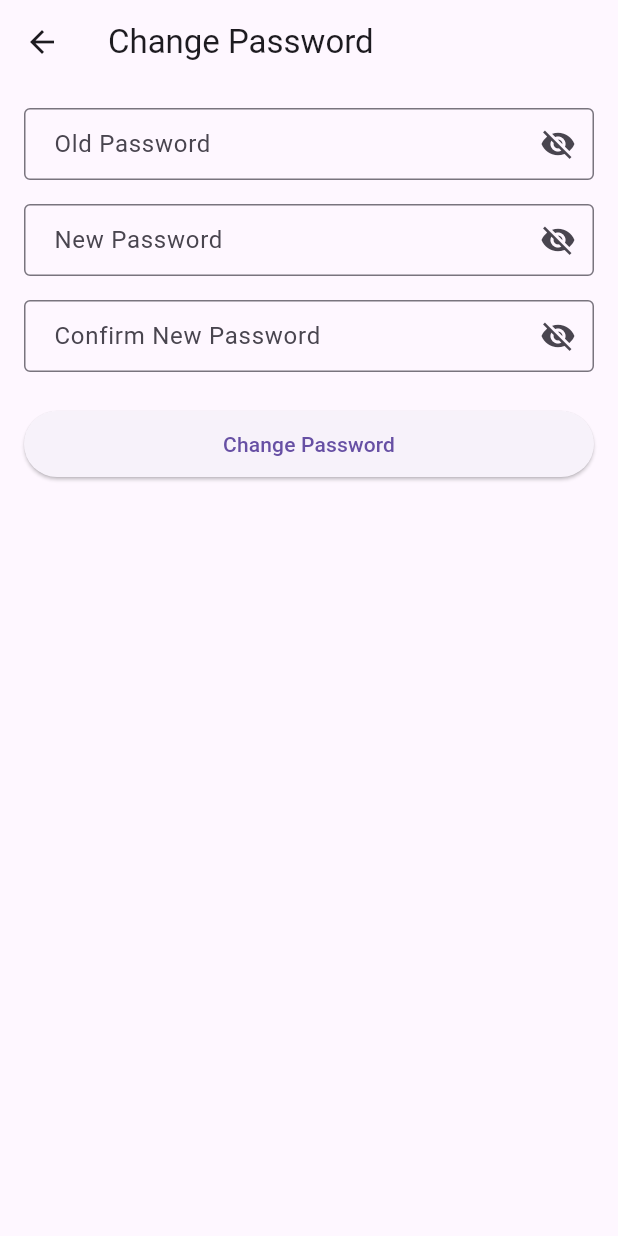
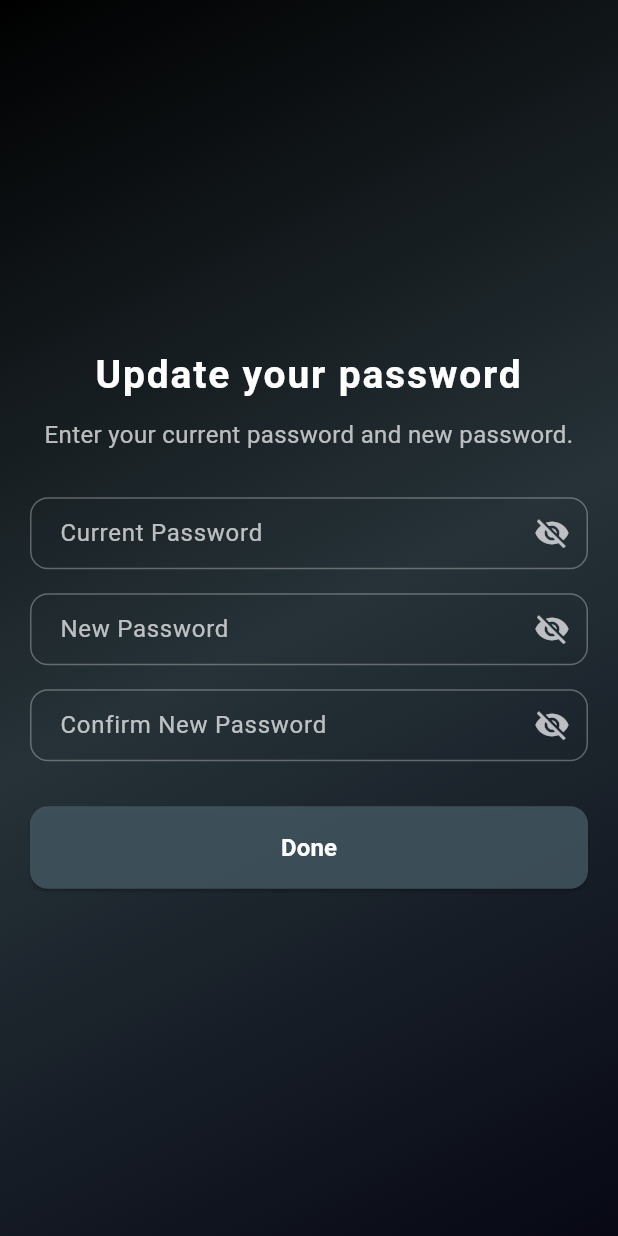
Before and after one commit to surti495/flutter1, a Flutter app: the ChangePasswordPage screen opened directly, on a phone screen of 412 x 824 dp. Run offline on Flutter 3.47's test engine with Material 3 defaults, Android fonts, the phone set to English and light mode, and no system bars; our stand-ins replace firebase_core, firebase_messaging, flutter_local_notifications, flutter_secure_storage, image_picker, permission_handler and 1 more; missing offline and left inert: agora_rtc_engine; accounts and stored records are empty.

Commit message:
UI canges

```diff
--- a/lib/screens/change_password_page.dart
+++ b/lib/screens/change_password_page.dart
@@ -1,5 +1,6 @@
 import 'package:flutter/material.dart';
 import 'dart:convert';
+import 'dart:ui';
 import '../services/api_service.dart';
 import '../services/auth_service.dart';
 
@@ -22,113 +23,165 @@ class _ChangePasswordPageState extends State<ChangePasswordPage> {
   @override
   Widget build(BuildContext context) {
     return Scaffold(
-      appBar: AppBar(
-        title: Text('Change Password'),
+      body: Container(
+        decoration: BoxDecoration(
+          gradient: LinearGradient(
+            begin: Alignment.topLeft,
+            end: Alignment.bottomRight,
+            colors: [
+              Colors.black,
+              Colors.blueGrey.shade900,
+              const Color.fromARGB(255, 7, 8, 20),
+            ],
           ),
-      body: SingleChildScrollView(
-        padding: const EdgeInsets.all(16.0),
+        ),
+        child: SafeArea(
+          child: Center(
+            child: SingleChildScrollView(
+              padding: const EdgeInsets.all(20.0),
               child: Form(
                 key: _formKey,
                 child: Column(
                   crossAxisAlignment: CrossAxisAlignment.stretch,
                   children: [
-              TextFormField(
+                    Text(
+                      "Update your password",
+                      textAlign: TextAlign.center,
+                      style: TextStyle(
+                        color: Colors.white,
+                        fontSize: 26,
+                        fontWeight: FontWeight.w600,
+                        letterSpacing: 1.2,
+                      ),
+                    ),
+                    SizedBox(height: 10), // Adjust spacing
+                    Text(
+                      "Enter your current password and new password.",
+                      textAlign: TextAlign.center,
+                      style: TextStyle(
+                        color: Colors.white.withOpacity(0.7), // Subtle contrast
+                        fontSize: 16,
+                        fontWeight: FontWeight.w400,
+                      ),
+                    ),
+                    SizedBox(height: 30),
+                    _buildGlassTextField(
                       controller: _oldPasswordController,
                       obscureText: _obscureOldPassword,
-                decoration: InputDecoration(
-                  labelText: 'Old Password',
-                  suffixIcon: IconButton(
-                    icon: Icon(
-                      _obscureOldPassword
-                          ? Icons.visibility_off
-                          : Icons.visibility,
-                    ),
-                    onPressed: () {
+                      labelText: 'Current Password',
+                      onToggleVisibility: () {
                         setState(() {
                           _obscureOldPassword = !_obscureOldPassword;
                         });
                       },
                     ),
-                ),
-                validator: (value) {
-                  if (value == null || value.isEmpty) {
-                    return 'Please enter your old password';
-                  }
-                  return null;
-                },
-              ),
                     SizedBox(height: 16),
-              TextFormField(
+                    _buildGlassTextField(
                       controller: _newPasswordController,
                       obscureText: _obscureNewPassword,
-                decoration: InputDecoration(
                       labelText: 'New Password',
-                  suffixIcon: IconButton(
-                    icon: Icon(
-                      _obscureNewPassword
-                          ? Icons.visibility_off
-                          : Icons.visibility,
-                    ),
-                    onPressed: () {
+                      onToggleVisibility: () {
                         setState(() {
                           _obscureNewPassword = !_obscureNewPassword;
                         });
                       },
                     ),
-                ),
-                validator: (value) {
-                  if (value == null || value.isEmpty) {
-                    return 'Please enter a new password';
-                  }
-                  if (value.length < 8) {
-                    return 'Password must be at least 8 characters long';
-                  }
-                  return null;
-                },
-              ),
                     SizedBox(height: 16),
-              TextFormField(
+                    _buildGlassTextField(
                       controller: _confirmNewPasswordController,
                       obscureText: _obscureConfirmPassword,
-                decoration: InputDecoration(
                       labelText: 'Confirm New Password',
-                  suffixIcon: IconButton(
-                    icon: Icon(
-                      _obscureConfirmPassword
-                          ? Icons.visibility_off
-                          : Icons.visibility,
-                    ),
-                    onPressed: () {
+                      onToggleVisibility: () {
                         setState(() {
                           _obscureConfirmPassword = !_obscureConfirmPassword;
                         });
                       },
                     ),
+                    SizedBox(height: 30),
+                    _isLoading
+                        ? Center(
+                            child:
+                                CircularProgressIndicator(color: Colors.white))
+                        : _buildGlassButton(
+                            onPressed: _changePassword,
+                            child: Text(
+                              'Done',
+                              style: TextStyle(
+                                color: Colors.white,
+                                fontSize: 16,
+                                fontWeight: FontWeight.w600,
                               ),
-                validator: (value) {
-                  if (value == null || value.isEmpty) {
-                    return 'Please confirm your new password';
-                  }
-                  if (value != _newPasswordController.text) {
-                    return 'Passwords do not match';
-                  }
-                  return null;
-                },
-              ),
-              SizedBox(height: 24),
-              _isLoading
-                  ? Center(child: CircularProgressIndicator())
-                  : ElevatedButton(
-                      onPressed: _changePassword,
-                      child: Padding(
-                        padding: EdgeInsets.symmetric(vertical: 12),
-                        child: Text('Change Password'),
                             ),
                           ),
                   ],
                 ),
               ),
             ),
+          ),
+        ),
+      ),
+    );
+  }
+
+  Widget _buildGlassTextField({
+    required TextEditingController controller,
+    required bool obscureText,
+    required String labelText,
+    required VoidCallback onToggleVisibility,
+  }) {
+    return TextFormField(
+      controller: controller,
+      obscureText: obscureText,
+      style: TextStyle(color: Colors.white),
+      decoration: InputDecoration(
+        labelText: labelText,
+        labelStyle: TextStyle(color: Colors.white.withOpacity(0.7)),
+        suffixIcon: IconButton(
+          icon: Icon(
+            obscureText ? Icons.visibility_off : Icons.visibility,
+            color: Colors.white.withOpacity(0.7),
+          ),
+          onPressed: onToggleVisibility,
+        ),
+        enabledBorder: OutlineInputBorder(
+          borderRadius: BorderRadius.circular(12),
+          borderSide: BorderSide(color: Colors.white.withOpacity(0.3)),
+        ),
+        focusedBorder: OutlineInputBorder(
+          borderRadius: BorderRadius.circular(12),
+          borderSide: BorderSide(color: Colors.blue.shade200),
+        ),
+      ),
+      validator: (value) {
+        if (value == null || value.isEmpty) {
+          return 'This field is required';
+        }
+        if (labelText == 'New Password' && value.length < 8) {
+          return 'Password must be at least 8 characters';
+        }
+        if (labelText == 'Confirm New Password' &&
+            value != _newPasswordController.text) {
+          return 'Passwords do not match';
+        }
+        return null;
+      },
+    );
+  }
+
+  Widget _buildGlassButton({
+    required VoidCallback onPressed,
+    required Widget child,
+  }) {
+    return ElevatedButton(
+      style: ElevatedButton.styleFrom(
+        backgroundColor: Colors.blueGrey.shade700.withOpacity(0.8),
+        shape: RoundedRectangleBorder(
+          borderRadius: BorderRadius.circular(12),
+        ),
+        padding: EdgeInsets.symmetric(vertical: 16),
+      ),
+      onPressed: onPressed,
+      child: child,
     );
   }
 
@@ -155,26 +208,11 @@ class _ChangePasswordPageState extends State<ChangePasswordPage> {
         ScaffoldMessenger.of(context).showSnackBar(
           SnackBar(
               content: Text('Password changed successfully'),
-            backgroundColor: Colors.green,
-          ),
+              backgroundColor: Colors.green),
         );
         Navigator.pop(context);
       } else {
-        String errorMessage = 'Failed to change password';
-
-        if (responseData is Map) {
-          if (responseData.containsKey('old_password')) {
-            errorMessage = responseData['old_password'][0];
-          } else if (responseData.containsKey('password')) {
-            errorMessage = responseData['password'][0];
-          } else if (responseData.containsKey('detail')) {
-            errorMessage = responseData['detail'];
-          } else if (responseData.containsKey('error')) {
-            errorMessage = responseData['error'];
-          }
-        }
-
-        throw Exception(errorMessage);
+        throw Exception(responseData['error'] ?? 'Failed to change password');
       }
     } catch (error) {
       if (!mounted) return;
@@ -182,13 +220,10 @@ class _ChangePasswordPageState extends State<ChangePasswordPage> {
       ScaffoldMessenger.of(context).showSnackBar(
         SnackBar(
             content: Text(error.toString().replaceAll('Exception: ', '')),
-          backgroundColor: Colors.red,
-        ),
+            backgroundColor: Colors.red),
       );
     } finally {
-      if (mounted) {
-        setState(() => _isLoading = false);
-      }
+      if (mounted) setState(() => _isLoading = false);
     }
   }
 
--- a/lib/screens/home_page.dart
+++ b/lib/screens/home_page.dart
@@ -112,7 +112,7 @@ class HomePage extends StatelessWidget {
                 colors: [
                   Colors.black,
                   Colors.blueGrey.shade900,
-                  Colors.indigo.shade900,
+                  const Color.fromARGB(255, 4, 6, 38),
                 ],
               ),
             ),
--- a/lib/screens/login_page.dart
+++ b/lib/screens/login_page.dart
@@ -92,7 +92,7 @@ class _LoginPageState extends State<LoginPage> {
                 colors: [
                   Colors.black,
                   Colors.blueGrey.shade900,
-                  Colors.indigo.shade900,
+                  const Color.fromARGB(255, 2, 3, 14),
                 ],
               ),
             ),
```
Also changed, not shown: lib/screens/profile_screen.dart (+15 -5 lines). Lines whose indentation alone changed are shown as unchanged.
